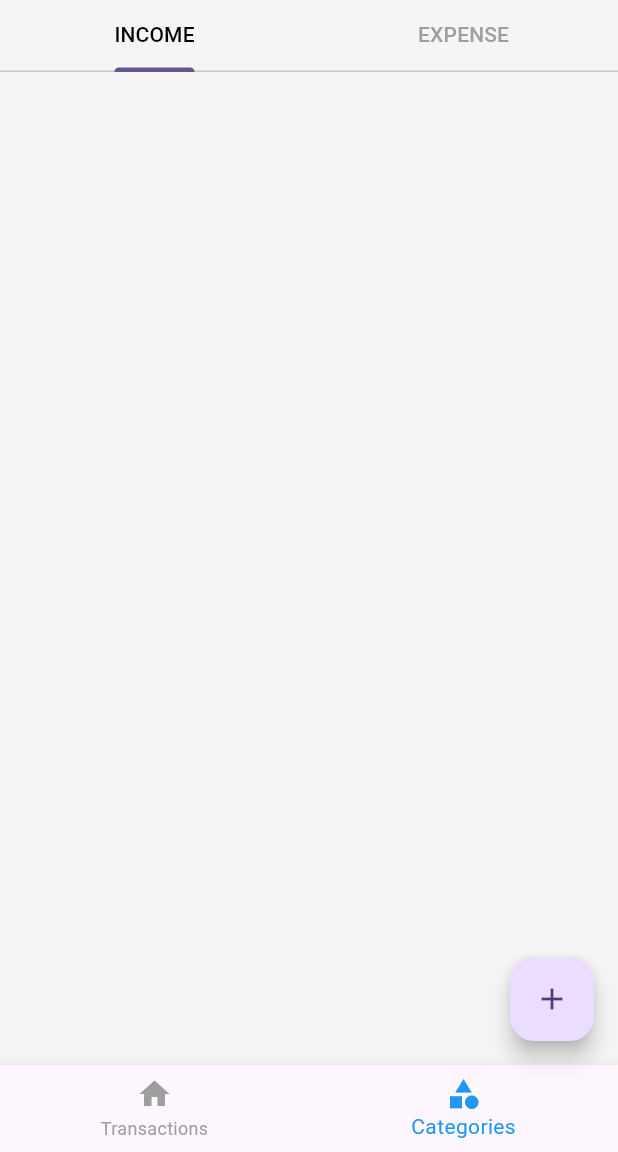
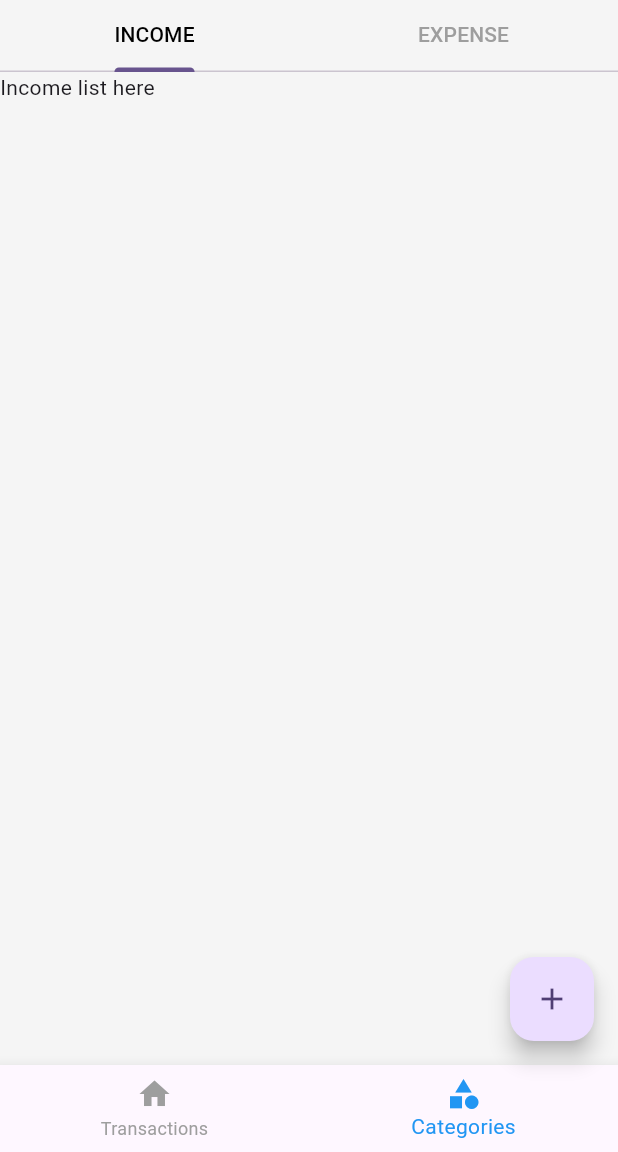
Before and after one commit to flutter-preview/IsmailKoormath-Money-Management, a Flutter app: the screen it shows after launch, item 2 of the bottom bar chosen, on a phone screen of 412 x 824 dp, the part 84-1236 px from its top. Run offline on Flutter 3.47's test engine with Material 2 defaults, Android fonts, the phone set to English and light mode, and no system bars.

Commit message:
tabbar view created

```diff
--- a/lib/screens/category_screen.dart/category_screen.dart
+++ b/lib/screens/category_screen.dart/category_screen.dart
@@ -34,6 +34,12 @@ class _Category_ScreenState extends State<Category_Screen>
             ),
           ],
         ),
+        Expanded(
+          child: TabBarView(controller: _tabController, children: [
+            Text('Income list here'),
+            Text('Expense list here'),
+          ]),
+        )
       ],
     );
   }
```
